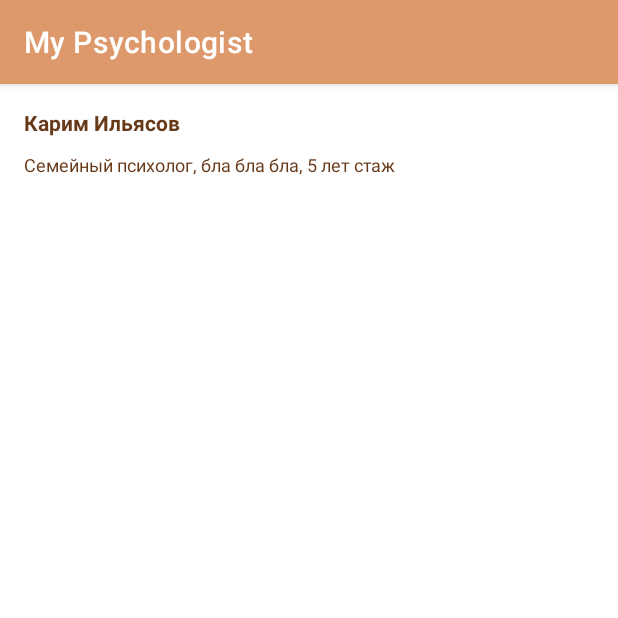
After one commit to anskesh/My-psychologist, an Android app: the fragment itemOfPligologists shown on its own in the app's theme, on a phone screen of 412 x 824 dp, the top half of it. The commit adds this screen. Run offline under Robolectric (Android 15) with nearby library versions, the phone set to English and light mode, and no system bars.

Commit message:
add 2 new fragments

```diff
--- /dev/null
+++ b/app/src/main/java/com/efimcompany/mypsychologist/itemOfPligologists.kt
@@ -0,0 +1,59 @@
+package com.efimcompany.mypsychologist
+
+import android.os.Bundle
+import androidx.fragment.app.Fragment
+import android.view.LayoutInflater
+import android.view.View
+import android.view.ViewGroup
+
+// TODO: Rename parameter arguments, choose names that match
+// the fragment initialization parameters, e.g. ARG_ITEM_NUMBER
+private const val ARG_PARAM1 = "param1"
+private const val ARG_PARAM2 = "param2"
+
+/**
+ * A simple [Fragment] subclass.
+ * Use the [itemOfPligologists.newInstance] factory method to
+ * create an instance of this fragment.
+ */
+class itemOfPligologists : Fragment() {
+    // TODO: Rename and change types of parameters
+    private var param1: String? = null
+    private var param2: String? = null
+
+    override fun onCreate(savedInstanceState: Bundle?) {
+        super.onCreate(savedInstanceState)
+        arguments?.let {
+            param1 = it.getString(ARG_PARAM1)
+            param2 = it.getString(ARG_PARAM2)
+        }
+    }
+
+    override fun onCreateView(
+        inflater: LayoutInflater, container: ViewGroup?,
+        savedInstanceState: Bundle?
+    ): View? {
+        // Inflate the layout for this fragment
+        return inflater.inflate(R.layout.fragment_item_of_pligologists, container, false)
+    }
+
+    companion object {
+        /**
+         * Use this factory method to create a new instance of
+         * this fragment using the provided parameters.
+         *
+         * @param param1 Parameter 1.
+         * @param param2 Parameter 2.
+         * @return A new instance of fragment itemOfPligologists.
+         */
+        // TODO: Rename and change types and number of parameters
+        @JvmStatic
+        fun newInstance(param1: String, param2: String) =
+            itemOfPligologists().apply {
+                arguments = Bundle().apply {
+                    putString(ARG_PARAM1, param1)
+                    putString(ARG_PARAM2, param2)
+                }
+            }
+    }
+}
--- /dev/null
+++ b/app/src/main/res/layout/fragment_item_of_pligologists.xml
@@ -0,0 +1,52 @@
+<?xml version="1.0" encoding="utf-8"?>
+<androidx.constraintlayout.widget.ConstraintLayout xmlns:android="http://schemas.android.com/apk/res/android"
+    xmlns:app="http://schemas.android.com/apk/res-auto"
+    xmlns:tools="http://schemas.android.com/tools"
+    android:layout_width="match_parent"
+    android:layout_height="wrap_content"
+    android:background="#FFFFFF">
+
+    <TextView
+        android:id="@+id/tv_NamePsihologist"
+        android:layout_width="wrap_content"
+        android:layout_height="wrap_content"
+        android:layout_marginStart="16dp"
+        android:layout_marginTop="16dp"
+        android:text="Карим Ильясов"
+        android:textColor="@color/orange_dark"
+        android:textStyle="bold"
+        app:layout_constraintStart_toStartOf="parent"
+        app:layout_constraintTop_toTopOf="parent" />
+
+    <TextView
+        android:id="@+id/tv_DescriptionPsihologist"
+        android:layout_width="0dp"
+        android:layout_height="wrap_content"
+        android:layout_marginStart="16dp"
+        android:layout_marginTop="10dp"
+        android:layout_marginEnd="120dp"
+        android:layout_marginBottom="16dp"
+        android:text="Семейный психолог, бла бла бла, 5 лет стаж "
+        android:textColor="@color/orange_dark"
+        android:textSize="12sp"
+        app:layout_constraintBottom_toBottomOf="parent"
+        app:layout_constraintEnd_toEndOf="parent"
+        app:layout_constraintHorizontal_bias="0.0"
+        app:layout_constraintStart_toStartOf="parent"
+        app:layout_constraintTop_toBottomOf="@id/tv_NamePsihologist"
+        app:layout_constraintVertical_bias="0.0" />
+
+    <ImageView
+        android:id="@+id/imageView"
+        android:layout_width="0dp"
+        android:layout_height="0dp"
+        android:layout_marginStart="12dp"
+        android:layout_marginTop="16dp"
+        android:layout_marginEnd="16dp"
+        android:layout_marginBottom="16dp"
+        app:layout_constraintBottom_toBottomOf="parent"
+        app:layout_constraintEnd_toEndOf="parent"
+        app:layout_constraintStart_toEndOf="@+id/tv_DescriptionPsihologist"
+        app:layout_constraintTop_toTopOf="parent"
+        tools:src="@tools:sample/avatars" />
+</androidx.constraintlayout.widget.ConstraintLayout>
--- a/app/src/main/res/values/colors.xml
+++ b/app/src/main/res/values/colors.xml
@@ -7,4 +7,7 @@
     <color name="teal_700">#FF018786</color>
     <color name="black">#FF000000</color>
     <color name="white">#FFFFFFFF</color>
+    <color name="orange_neutral">#DD996B</color>
+    <color name="orange_light">#EDE6E2</color>
+    <color name="orange_dark">#683919</color>
 </resources>
--- a/app/src/main/res/values/themes.xml
+++ b/app/src/main/res/values/themes.xml
@@ -2,8 +2,8 @@
     <!-- Base application theme. -->
     <style name="Theme.MyPsychologist" parent="Theme.MaterialComponents.DayNight.DarkActionBar">
         <!-- Primary brand color. -->
-        <item name="colorPrimary">@color/purple_500</item>
-        <item name="colorPrimaryVariant">@color/purple_700</item>
+        <item name="colorPrimary">@color/orange_neutral</item>
+        <item name="colorPrimaryVariant">@color/orange_neutral</item>
         <item name="colorOnPrimary">@color/white</item>
         <!-- Secondary brand color. -->
         <item name="colorSecondary">@color/teal_200</item>
```
Also changed, not shown: app/src/main/java/com/efimcompany/mypsychologist/ListPsihologistFragment.kt (added, +59 -0 lines), app/src/main/java/com/efimcompany/mypsychologist/MainActivity.kt (+8 -0 lines), app/src/main/java/com/efimcompany/mypsychologist/messageFromMessages.kt (added, +59 -0 lines), app/src/main/res/drawable/ic_baseline_account_circle.xml (added, +10 -0 lines), app/src/main/res/drawable/ic_baseline_chat_24.xml (added, +10 -0 lines), app/src/main/res/drawable/ic_baseline_people.xml (added, +10 -0 lines), app/src/main/res/layout/activity_main.xml (+57 -1 lines), app/src/main/res/layout/fragment_list_psihologist.xml (added, +19 -0 lines), app/src/main/res/layout/fragment_message_from_messages.xml (added, +39 -0 lines), app/src/main/res/layout/fragment_messanger.xml (+46 -7 lines).
